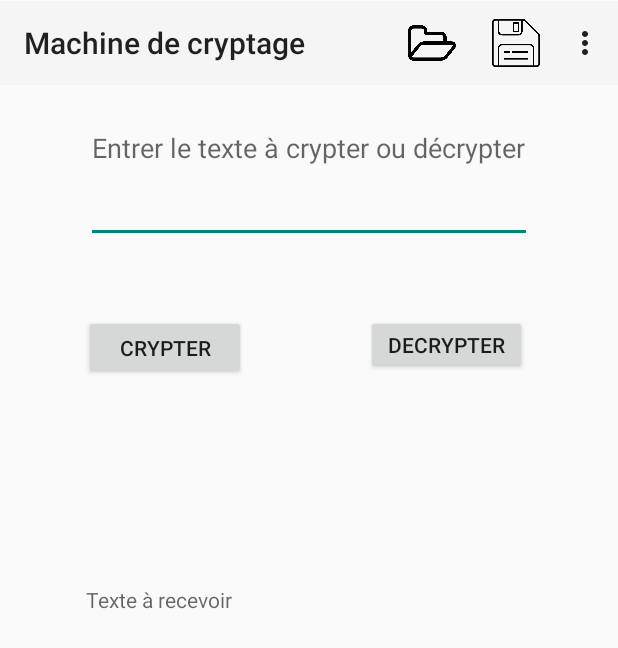
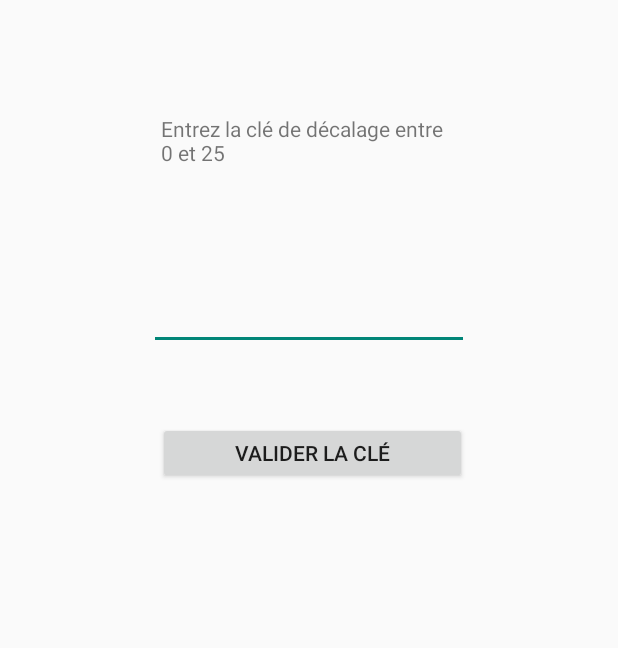
Before and after one commit to cours420Om/5j6_laboratoire3-sMarchane, an Android app: the screen it shows after launch (MainActivity before the commit, cleDecalage after it), in the options menu, after a tap on "cle", on a phone screen of 412 x 824 dp. Shown: the top 648 px of the screen. Run offline under Robolectric (Android 15) with nearby library versions, the phone set to English and light mode, and no system bars; 3 statements that could not run were skipped.

Commit message:
Ouverture et sauvegarde du fichier texte complété.

```diff
--- a/app/src/main/AndroidManifest.xml
+++ b/app/src/main/AndroidManifest.xml
@@ -2,6 +2,9 @@
 <manifest xmlns:android="http://schemas.android.com/apk/res/android"
     xmlns:tools="http://schemas.android.com/tools"
     package="com.example.labo3">
+
+    <uses-permission android:name="android.permission.WRITE_EXTERNAL_STORAGE" />
+    <uses-permission android:name="android.permission.READ_EXTERNAL_STORAGE" />
 
     <application
         android:allowBackup="true"
@@ -14,6 +17,9 @@
         android:theme="@style/Theme.AppCompat.DayNight.NoActionBar"
         tools:targetApi="31">
         <activity
+            android:name=".cleDecalage"
+            android:exported="false" />
+        <activity
             android:name=".MainActivity"
             android:exported="true">
             <intent-filter>
--- a/app/src/main/java/com/example/labo3/MainActivity.java
+++ b/app/src/main/java/com/example/labo3/MainActivity.java
@@ -1,13 +1,43 @@
 package com.example.labo3;
 
 import androidx.appcompat.widget.Toolbar;
+
+import android.app.Activity;
+import android.content.Intent;
+import android.content.res.AssetManager;
+import android.net.Uri;
 import android.os.Bundle;
+import android.os.Environment;
 import android.view.Menu;
+import android.view.MenuItem;
+import android.view.View;
+import android.widget.Button;
+import android.widget.EditText;
+import android.widget.TextView;
+import android.widget.Toast;
 
 import androidx.appcompat.app.AppCompatActivity;
 
+import java.io.BufferedReader;
+import java.io.DataInputStream;
+import java.io.File;
+import java.io.FileInputStream;
+import java.io.FileNotFoundException;
+import java.io.FileOutputStream;
+import java.io.IOException;
+import java.io.InputStream;
+import java.io.InputStreamReader;
+
+
 public class MainActivity extends AppCompatActivity {
-
+    EditText et_texte;
+    Button btn_crypter, btn_decrypter;
+    TextView tv_recu;
+    MenuItem mnu_ouvrir;
+    private String nomFichier = "messageChiffrement.txt";
+    private String chemin = "MyFileStorage";
+    File monFichierExternes;
+    String mesDonnees = "";
 
     @Override
     protected void onCreate(Bundle savedInstanceState) {
@@ -15,8 +45,57 @@ public class MainActivity extends AppCompatActivity {
         setContentView(R.layout.activity_main);
 
 
+        mnu_ouvrir = (MenuItem)findViewById(R.id.mnu_ouvrir);
+        et_texte = (EditText)findViewById(R.id.et_text);
+        btn_crypter = (Button)findViewById(R.id.btn_crypter);
+        btn_decrypter = (Button)findViewById(R.id.btn_decrypter);
+        tv_recu = (TextView)findViewById(R.id.tv_reception);
+
         Toolbar tb_action = (Toolbar) findViewById(R.id.tb_barreAction);
         setSupportActionBar(tb_action);
+
+        if(!stockageExterneDisponible() || stockageExterneLectureSeule()){
+            btn_crypter.setEnabled(false);
+            btn_decrypter.setEnabled(false);
+        }else{
+            monFichierExternes = new File(getExternalFilesDir(chemin), nomFichier);
+        }
+
+        //Bouton crypté
+        btn_crypter.setOnClickListener(new View.OnClickListener() {
+            @Override
+            public void onClick(View view) {
+
+                String messageACrypter = String.valueOf(et_texte.getText());
+
+                int cle = 3;
+
+                /*try {
+                    FileOutputStream fichierOut = new FileOutputStream(monFichierExternes);
+                    fichierOut.write(et_texte.getText().toString().getBytes());
+                    fichierOut.close();
+                    et_texte.setText("");
+                }catch (IOException e){
+                    e.printStackTrace();
+                }
+                /*FileInputStream fichierIN = null;
+                try{
+                    fichierIN = new FileInputStream(monFichierExternes);
+                    DataInputStream streamReader = new DataInputStream(fichierIN);
+                    BufferedReader bufferedReader = new BufferedReader(new InputStreamReader(streamReader));
+                    String ligne;
+                    while((ligne = bufferedReader.readLine()) != null){
+                        mesDonnees = mesDonnees + ligne;
+                    }
+                    streamReader.close();
+                }catch(FileNotFoundException e){
+                    e.printStackTrace();
+                }catch(IOException e){
+                    e.printStackTrace();
+                }*/
+                //tv_recu.setText(mesDonnees);
+            }
+        });
     }
 
 
@@ -28,4 +107,75 @@ public class MainActivity extends AppCompatActivity {
     }
 
 
+    private static boolean stockageExterneLectureSeule(){
+    String extStorageState = Environment.getExternalStorageState();
+    if(Environment.MEDIA_MOUNTED_READ_ONLY.equals(extStorageState)){
+        return true;
+    }
+    return false;
+    }
+
+
+    private static boolean stockageExterneDisponible(){
+    String extStorageState = Environment.getExternalStorageState();
+    if(Environment.MEDIA_MOUNTED.equals(extStorageState)){
+        return true;
+    }
+    return false;
+    }
+
+
+    public boolean onOptionsItemSelected(MenuItem item){
+
+        switch(item.getItemId()){
+            case R.id.mnu_ouvrir:
+
+
+                FileInputStream fichierIN = null;
+                try{
+                    fichierIN = new FileInputStream(monFichierExternes);
+                    DataInputStream streamReader = new DataInputStream(fichierIN);
+                    BufferedReader bufferedReader = new BufferedReader(new InputStreamReader(streamReader));
+                    String ligne;
+                    while((ligne = bufferedReader.readLine()) != null){
+                        mesDonnees = mesDonnees + ligne;
+                    }
+                    streamReader.close();
+                }catch(FileNotFoundException e){
+                    e.printStackTrace();
+                }catch(IOException e){
+                    e.printStackTrace();
+                }
+                tv_recu.setText(mesDonnees);
+                return true;
+            case R.id.mnu_cle:
+
+                Intent intent = new Intent(MainActivity.this, cleDecalage.class);
+                startActivity(intent);
+
+
+
+                return true;
+            case R.id.mnu_quitter:
+                System.exit(0);
+                return true;
+            case R.id.mnu_sauvegarde:
+                try {
+                    FileOutputStream fichierOut = new FileOutputStream(monFichierExternes);
+                    fichierOut.write(et_texte.getText().toString().getBytes());
+                    fichierOut.close();
+                    et_texte.setText("");
+                    Toast toast = Toast.makeText(getApplicationContext(), "Sauvegarder", Toast.LENGTH_LONG);
+                    toast.show();
+                }catch (IOException e){
+                    e.printStackTrace();
+                }
+
+                return true;
+            default:
+                return super.onOptionsItemSelected(item);
+        }
+
+    }
+
 }
--- /dev/null
+++ b/app/src/main/java/com/example/labo3/cleDecalage.java
@@ -0,0 +1,21 @@
+package com.example.labo3;
+
+import androidx.appcompat.app.AppCompatActivity;
+
+import android.os.Bundle;
+import android.widget.EditText;
+
+public class cleDecalage extends AppCompatActivity {
+
+    EditText etCleDecalage;
+
+
+    @Override
+    protected void onCreate(Bundle savedInstanceState) {
+        super.onCreate(savedInstanceState);
+        setContentView(R.layout.activity_cle_decalage);
+
+
+        etCleDecalage = (EditText) findViewById(R.id.et_cle);
+    }
+}
--- /dev/null
+++ b/app/src/main/res/layout/activity_cle_decalage.xml
@@ -0,0 +1,40 @@
+<?xml version="1.0" encoding="utf-8"?>
+<androidx.constraintlayout.widget.ConstraintLayout xmlns:android="http://schemas.android.com/apk/res/android"
+    xmlns:app="http://schemas.android.com/apk/res-auto"
+    xmlns:tools="http://schemas.android.com/tools"
+    android:layout_width="match_parent"
+    android:layout_height="match_parent"
+    tools:context=".cleDecalage">
+
+    <TextView
+        android:id="@+id/textView"
+        android:layout_width="198dp"
+        android:layout_height="56dp"
+        android:layout_marginTop="76dp"
+        android:text="Entrez la clé de décalage entre 0 et 25"
+        app:layout_constraintEnd_toEndOf="parent"
+        app:layout_constraintStart_toStartOf="parent"
+        app:layout_constraintTop_toTopOf="parent" />
+
+    <EditText
+        android:id="@+id/et_cle"
+        android:layout_width="wrap_content"
+        android:layout_height="wrap_content"
+        android:layout_marginTop="56dp"
+        android:ems="10"
+        android:inputType="number"
+        app:layout_constraintEnd_toEndOf="parent"
+        app:layout_constraintStart_toStartOf="parent"
+        app:layout_constraintTop_toBottomOf="@+id/textView" />
+
+    <Button
+        android:id="@+id/button"
+        android:layout_width="206dp"
+        android:layout_height="41dp"
+        android:layout_marginTop="48dp"
+        android:text="VALIDER LA CLÉ"
+        app:layout_constraintEnd_toEndOf="parent"
+        app:layout_constraintHorizontal_bias="0.512"
+        app:layout_constraintStart_toStartOf="parent"
+        app:layout_constraintTop_toBottomOf="@+id/et_cle" />
+</androidx.constraintlayout.widget.ConstraintLayout>
```
Also changed, not shown: app/src/main/res/messageChiffrement.txt (added).
